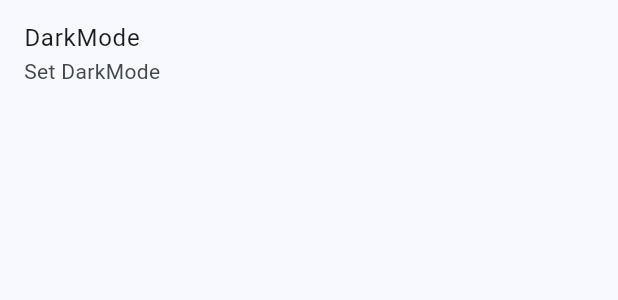
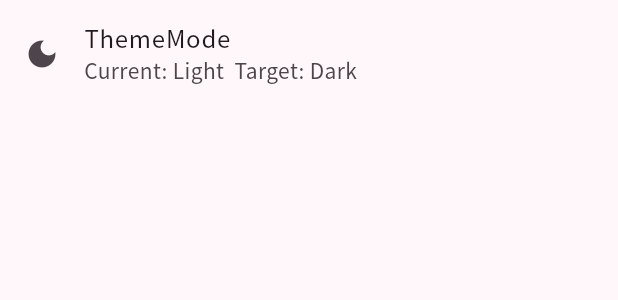
Before and after one commit to freebird920/inghub_pomo, a Flutter app: the ListTileDarkMode widget shown alone on an empty page, opened directly, on a phone screen of 412 x 824 dp. Shown: the top 300 px of the screen. Run offline on Flutter 3.47's test engine with Material 3 defaults, Android fonts, the phone set to English and light mode, and no system bars; our stand-ins replace go_router, shared_preferences; accounts and stored records are empty.

Commit message:
Add NotoSansKR font support and enhance theme management

```diff
--- a/lib/app/layout.dart
+++ b/lib/app/layout.dart
@@ -9,9 +9,15 @@ class RootLayout extends StatelessWidget {
   Widget build(BuildContext context) {
     return Consumer<PreferenceProvider>(
       builder: (context, preferenceProvider, _) {
+        final bool darkTheme =
+            preferenceProvider.getPrefBool("theme_dark_mode") ?? false;
         return MaterialApp.router(
           theme: ThemeData(
-            colorSchemeSeed: Colors.blue,
+            fontFamily: "NotoSansKR",
+            colorScheme: ColorScheme.fromSeed(
+              seedColor: Colors.purple,
+              brightness: darkTheme ? Brightness.dark : Brightness.light,
+            ),
           ),
           routerConfig: ingHubRouter,
         );
--- a/lib/app/settings/page.dart
+++ b/lib/app/settings/page.dart
@@ -1,4 +1,5 @@
 import 'package:flutter/material.dart';
+import 'package:inghub_pomo/classes/result_class.dart';
 import 'package:inghub_pomo/components/comp_navbar.dart';
 import 'package:inghub_pomo/components/comp_snack_bar.dart';
 import 'package:inghub_pomo/providers/preference_provider.dart';
@@ -31,13 +32,31 @@ class ListTileDarkMode extends StatelessWidget {
   @override
   Widget build(BuildContext context) {
     final PreferenceProvider preferenceProvider =
-        Provider.of<PreferenceProvider>(context, listen: false);
+        Provider.of<PreferenceProvider>(context);
+    final bool isDark =
+        preferenceProvider.getPrefBool("theme_dark_mode") ?? false;
+
+    void openDarkModeSnackBar(String msg) {
+      openCompSnackBar(context: context, message: msg);
+    }
+
     return ListTile(
-      title: const Text("DarkMode"),
-      subtitle: const Text("Set DarkMode"),
-      onTap: () {
-        preferenceProvider.setPrefBool(key: "theme_dark_mode", value: true);
-        openCompSnackBar(context: context, message: "DarkMode Set");
+      leading:
+          isDark ? const Icon(Icons.light_mode) : const Icon(Icons.dark_mode),
+      title: const Text("ThemeMode"),
+      subtitle: Text(
+          "Current: ${isDark ? "Dark" : "Light"}  Target: ${isDark ? "Light" : "Dark"}"),
+      onTap: () async {
+        final Result<bool> result = await preferenceProvider.setPrefBool(
+            key: "theme_dark_mode", value: !isDark);
+        if (result.isError) {
+          openDarkModeSnackBar(result.error.toString());
+          return;
+        }
+        if (result.isSuccess && result.data == true) {
+          openDarkModeSnackBar(
+              isDark ? "LightMode engaged" : "DarkMode engaged");
+        }
       },
     );
   }
--- a/lib/components/comp_snack_bar.dart
+++ b/lib/components/comp_snack_bar.dart
@@ -2,6 +2,8 @@ import 'package:flutter/material.dart';
 
 void openCompSnackBar(
     {required BuildContext context, required String message}) {
+  WidgetsBinding.instance.addPostFrameCallback((_) {
+    if (context.mounted) {
       ScaffoldMessenger.of(context).showSnackBar(
         SnackBar(
           content: Text(message),
@@ -14,3 +16,5 @@ void openCompSnackBar(
         ),
       );
     }
+  });
+}
```
Also changed, not shown: pubspec.yaml (+13 -0 lines), 9 other files. Lines whose indentation alone changed are shown as unchanged.
